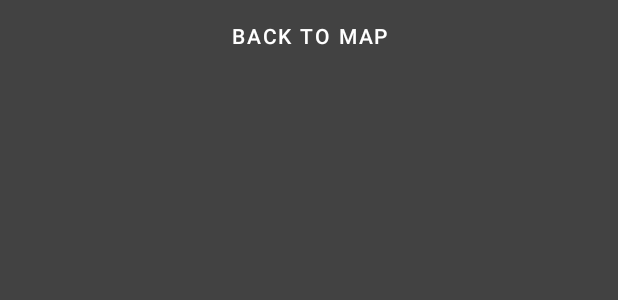
After one commit to dwangman123/SoCalBeach4Life, an Android app: the layout activity_view_trips.xml on its own in the app's theme, with its tools: preview values and no code run, on a phone screen of 412 x 824 dp. The commit adds this screen. Shown: the top 300 px of the screen. Run offline under Robolectric (Android 15) with nearby library versions, the phone set to English and light mode, and no system bars.

Commit message:
Show previous trips in new page

```diff
--- a/app/src/main/java/com/example/socalbeach4life/MapsActivity.java
+++ b/app/src/main/java/com/example/socalbeach4life/MapsActivity.java
@@ -175,6 +175,12 @@ public class MapsActivity extends AppCompatActivity
 
         // Get the current location of the device and set the position of the map.
         getDeviceLocation();
+    }
+
+    public void goToTrips(View view){
+        Intent intent = new Intent(this, ViewTrips.class);
+        intent.putExtra("id", currUser.getId());
+        this.startActivity(intent);
     }
 
     /**
--- a/app/src/main/java/com/example/socalbeach4life/User.java
+++ b/app/src/main/java/com/example/socalbeach4life/User.java
@@ -1,10 +1,13 @@
 package com.example.socalbeach4life;
+
+import java.util.List;
 
 public class User {
     private String email;
     private String name;
     private String phoneNo;
     private String id;
+    private List<String> trips;
     public User() {};
 
     public User(String email, String name, String phoneNo, String id){
@@ -29,4 +32,6 @@ public class User {
     public String getId() {
         return id;
     }
+
+    public List<String> getTrips(){ return trips;}
 }
--- /dev/null
+++ b/app/src/main/res/layout/activity_view_trips.xml
@@ -0,0 +1,28 @@
+<?xml version="1.0" encoding="utf-8"?>
+<androidx.constraintlayout.widget.ConstraintLayout xmlns:android="http://schemas.android.com/apk/res/android"
+    android:layout_width="match_parent"
+    android:layout_height="match_parent"
+    android:background="@color/cardview_dark_background"
+    xmlns:tools="http://schemas.android.com/tools"
+    xmlns:app="http://schemas.android.com/apk/res-auto">
+    <Button
+        android:layout_width="match_parent"
+        android:layout_height="wrap_content"
+        android:text="Back to map"
+        app:layout_constraintTop_toTopOf="parent"
+        android:id="@+id/backToMap"
+        android:background="@color/common_google_signin_btn_tint"
+        android:onClick="backToMap"
+        />
+
+    <GridLayout
+        android:layout_width="match_parent"
+        android:layout_height="wrap_content"
+        app:layout_constraintTop_toBottomOf="@id/backToMap"
+        android:id="@+id/trips"
+        android:background="@color/white">
+
+    </GridLayout>
+
+
+</androidx.constraintlayout.widget.ConstraintLayout>
```
Also changed, not shown: app/src/main/AndroidManifest.xml (+5 -3 lines), app/src/main/java/com/example/socalbeach4life/ViewTrips.java (added, +92 -0 lines), app/src/main/res/layout/activity_maps.xml (+24 -4 lines).
